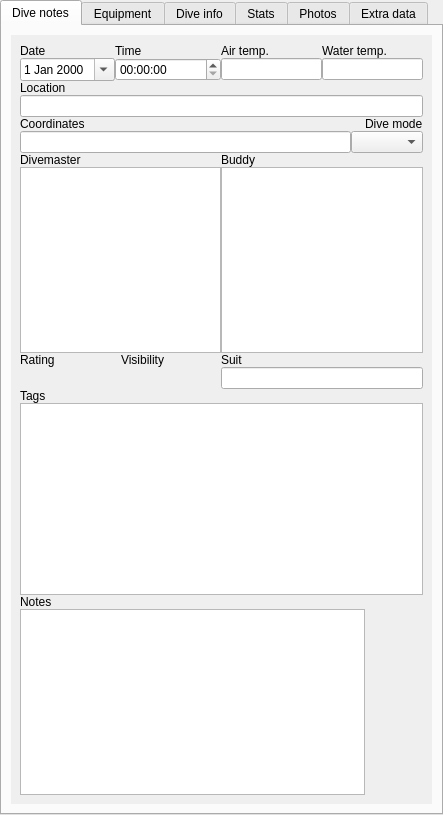
subsurface/subsurface, file qt-ui/maintab.ui: the form before one commit.
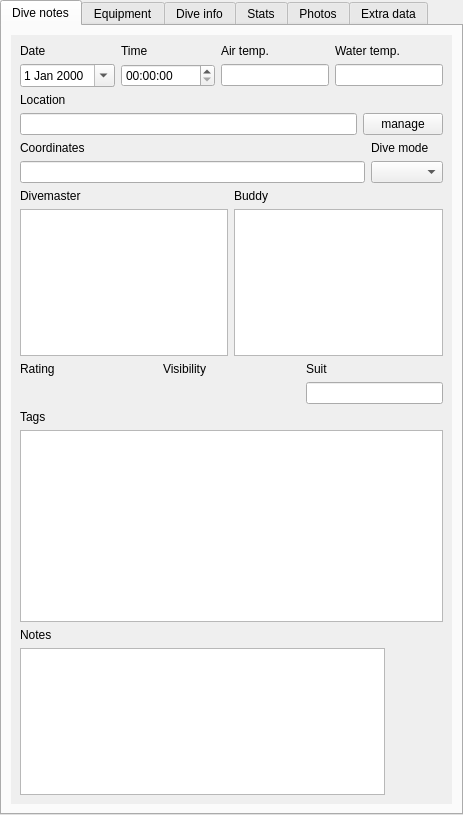
The form after the commit. Icons and pictures are not drawn. Custom widgets are drawn as their Qt base class.

Commit message:
Add a new button on the MainTab to handle management of geo locations
Just a button on the UI.
This moves the layouts around, in an attempt to make them less
obtuse.

```diff
--- a/qt-ui/maintab.ui
+++ b/qt-ui/maintab.ui
@@ -6,7 +6,7 @@
    <rect>
     <x>0</x>
     <y>0</y>
-    <width>443</width>
+    <width>463</width>
     <height>815</height>
    </rect>
   </property>
@@ -40,41 +40,13 @@
         <rect>
          <x>0</x>
          <y>0</y>
-         <width>397</width>
-         <height>744</height>
+         <width>443</width>
+         <height>758</height>
         </rect>
        </property>
-       <layout class="QGridLayout" name="diveNotesScrollAreaLayout">
-        <property name="spacing">
-         <number>0</number>
-        </property>
-        <item row="4" column="0" colspan="3">
-         <layout class="QHBoxLayout" name="horizontalLayout">
-          <property name="sizeConstraint">
-           <enum>QLayout::SetNoConstraint</enum>
-          </property>
+       <layout class="QVBoxLayout" name="verticalLayout">
           <item>
-           <widget class="QLabel" name="CoordinatedLabel">
-            <property name="sizePolicy">
-             <sizepolicy hsizetype="MinimumExpanding" vsizetype="Preferred">
-              <horstretch>0</horstretch>
-              <verstretch>0</verstretch>
-             </sizepolicy>
-            </property>
-            <property name="text">
-             <string>Coordinates</string>
-            </property>
-           </widget>
-          </item>
-          <item>
-           <widget class="QLabel" name="TypeLabel">
-            <property name="text">
-             <string>Dive mode</string>
-            </property>
-           </widget>
-          </item>
-         </layout>
-        </item>
+         <layout class="QGridLayout" name="gridLayout">
         <item row="0" column="0">
          <widget class="QLabel" name="label_2">
           <property name="text">
@@ -90,39 +62,19 @@
          </widget>
         </item>
         <item row="0" column="2">
-         <layout class="QHBoxLayout" name="temperatureLabels">
-          <property name="spacing">
-           <number>0</number>
-          </property>
-          <item>
            <widget class="QLabel" name="airTempLabel">
             <property name="text">
              <string>Air temp.</string>
             </property>
            </widget>
           </item>
-          <item>
+          <item row="0" column="3">
            <widget class="QLabel" name="waterTempLabel">
             <property name="text">
              <string>Water temp.</string>
             </property>
            </widget>
           </item>
-         </layout>
-        </item>
-        <item row="1" column="1">
-         <widget class="QTimeEdit" name="timeEdit">
-          <property name="sizePolicy">
-           <sizepolicy hsizetype="MinimumExpanding" vsizetype="Fixed">
-            <horstretch>0</horstretch>
-            <verstretch>0</verstretch>
-           </sizepolicy>
-          </property>
-          <property name="timeSpec">
-           <enum>Qt::UTC</enum>
-          </property>
-         </widget>
-        </item>
         <item row="1" column="0">
          <widget class="QDateEdit" name="dateEdit">
           <property name="calendarPopup">
@@ -133,19 +85,27 @@
           </property>
          </widget>
         </item>
+          <item row="1" column="1">
+           <widget class="QTimeEdit" name="timeEdit">
+            <property name="sizePolicy">
+             <sizepolicy hsizetype="MinimumExpanding" vsizetype="Fixed">
+              <horstretch>0</horstretch>
+              <verstretch>0</verstretch>
+             </sizepolicy>
+            </property>
+            <property name="timeSpec">
+             <enum>Qt::UTC</enum>
+            </property>
+           </widget>
+          </item>
         <item row="1" column="2">
-         <layout class="QHBoxLayout" name="airWaterTempLayout">
-          <property name="spacing">
-           <number>0</number>
-          </property>
-          <item>
            <widget class="QLineEdit" name="airtemp">
             <property name="readOnly">
              <bool>false</bool>
             </property>
            </widget>
           </item>
-          <item>
+          <item row="1" column="3">
            <widget class="QLineEdit" name="watertemp">
             <property name="readOnly">
              <bool>false</bool>
@@ -154,47 +114,100 @@
           </item>
          </layout>
         </item>
-        <item row="2" column="0">
+        <item>
          <widget class="QLabel" name="LocationLabel">
           <property name="text">
            <string>Location</string>
           </property>
          </widget>
         </item>
-        <item row="10" column="0">
+        <item>
+         <layout class="QHBoxLayout" name="horizontalLayout_2">
+          <item>
+           <widget class="QLineEdit" name="location">
+            <property name="readOnly">
+             <bool>false</bool>
+            </property>
+           </widget>
+          </item>
+          <item>
+           <widget class="QPushButton" name="pushButton">
+            <property name="text">
+             <string>manage</string>
+            </property>
+           </widget>
+          </item>
+         </layout>
+        </item>
+        <item>
+         <layout class="QGridLayout" name="gridLayout_2">
+          <item row="0" column="0">
+           <widget class="QLabel" name="CoordinatedLabel">
+            <property name="sizePolicy">
+             <sizepolicy hsizetype="MinimumExpanding" vsizetype="Preferred">
+              <horstretch>0</horstretch>
+              <verstretch>0</verstretch>
+             </sizepolicy>
+            </property>
+            <property name="text">
+             <string>Coordinates</string>
+            </property>
+           </widget>
+          </item>
+          <item row="0" column="1">
+           <widget class="QLabel" name="TypeLabel">
+            <property name="text">
+             <string>Dive mode</string>
+            </property>
+           </widget>
+          </item>
+          <item row="1" column="0">
+           <widget class="QLineEdit" name="coordinates">
+            <property name="readOnly">
+             <bool>false</bool>
+            </property>
+           </widget>
+          </item>
+          <item row="1" column="1">
+           <widget class="QComboBox" name="DiveType"/>
+          </item>
+         </layout>
+        </item>
+        <item>
+         <layout class="QGridLayout" name="gridLayout_4">
+          <item row="0" column="0">
          <widget class="QLabel" name="DivemasterLabel">
           <property name="text">
            <string>Divemaster</string>
           </property>
          </widget>
         </item>
-        <item row="10" column="2">
+          <item row="0" column="1">
          <widget class="QLabel" name="BuddyLabel">
           <property name="text">
            <string>Buddy</string>
           </property>
          </widget>
         </item>
-        <item row="11" column="0" colspan="2">
+          <item row="1" column="0">
          <widget class="TagWidget" name="divemaster">
           <property name="readOnly">
            <bool>false</bool>
           </property>
          </widget>
         </item>
-        <item row="11" column="2">
+          <item row="1" column="1">
          <widget class="TagWidget" name="buddy">
           <property name="readOnly">
            <bool>false</bool>
           </property>
          </widget>
         </item>
-        <item row="12" column="0" colspan="2">
-         <layout class="QHBoxLayout" name="ratingVisibilityLabels">
-          <property name="spacing">
-           <number>0</number>
-          </property>
+         </layout>
+        </item>
           <item>
+         <layout class="QGridLayout" name="gridLayout_3">
+          <item row="0" column="0">
            <widget class="QLabel" name="RatingLabel">
             <property name="sizePolicy">
              <sizepolicy hsizetype="MinimumExpanding" vsizetype="Preferred">
@@ -207,7 +220,7 @@
             </property>
            </widget>
           </item>
-          <item>
+          <item row="0" column="1">
            <widget class="QLabel" name="visibilityLabel">
             <property name="sizePolicy">
              <sizepolicy hsizetype="MinimumExpanding" vsizetype="Preferred">
@@ -220,28 +233,14 @@
             </property>
            </widget>
           </item>
-         </layout>
-        </item>
-        <item row="12" column="2">
+          <item row="0" column="2">
          <widget class="QLabel" name="SuitLabel">
           <property name="text">
            <string>Suit</string>
           </property>
          </widget>
         </item>
-        <item row="13" column="2">
-         <widget class="QLineEdit" name="suit">
-          <property name="readOnly">
-           <bool>false</bool>
-          </property>
-         </widget>
-        </item>
-        <item row="13" column="0" colspan="2">
-         <layout class="QHBoxLayout" name="ratingVisibilityWidgets">
-          <property name="spacing">
-           <number>0</number>
-          </property>
-          <item>
+          <item row="1" column="0">
            <widget class="StarWidget" name="rating" native="true">
             <property name="sizePolicy">
              <sizepolicy hsizetype="MinimumExpanding" vsizetype="Preferred">
@@ -254,7 +253,7 @@
             </property>
            </widget>
           </item>
-          <item>
+          <item row="1" column="1">
            <widget class="StarWidget" name="visibility" native="true">
             <property name="sizePolicy">
              <sizepolicy hsizetype="MinimumExpanding" vsizetype="Preferred">
@@ -267,23 +266,23 @@
             </property>
            </widget>
           </item>
+          <item row="1" column="2">
+           <widget class="QLineEdit" name="suit">
+            <property name="readOnly">
+             <bool>false</bool>
+            </property>
+           </widget>
+          </item>
          </layout>
         </item>
-        <item row="14" column="0">
+        <item>
          <widget class="QLabel" name="TagLabel">
           <property name="text">
            <string>Tags</string>
           </property>
          </widget>
         </item>
-        <item row="16" column="0">
-         <widget class="QLabel" name="NotesLabel">
-          <property name="text">
-           <string>Notes</string>
-          </property>
-         </widget>
-        </item>
-        <item row="15" column="0" colspan="3">
+        <item>
          <widget class="TagWidget" name="tagWidget">
           <property name="sizePolicy">
            <sizepolicy hsizetype="Expanding" vsizetype="Fixed">
@@ -308,14 +307,14 @@
           </property>
          </widget>
         </item>
-        <item row="3" column="0" colspan="3">
-         <widget class="QLineEdit" name="location">
-          <property name="readOnly">
-           <bool>false</bool>
+        <item>
+         <widget class="QLabel" name="NotesLabel">
+          <property name="text">
+           <string>Notes</string>
           </property>
          </widget>
         </item>
-        <item row="17" column="0" colspan="3">
+        <item>
          <layout class="QHBoxLayout" name="notesAndSocialNetworksLayout">
           <property name="spacing">
            <number>0</number>
@@ -371,20 +370,6 @@
           </item>
          </layout>
         </item>
-        <item row="7" column="0" colspan="3">
-         <layout class="QHBoxLayout" name="coordinatesDiveTypeLayout">
-          <item>
-           <widget class="QLineEdit" name="coordinates">
-            <property name="readOnly">
-             <bool>false</bool>
-            </property>
-           </widget>
-          </item>
-          <item>
-           <widget class="QComboBox" name="DiveType"/>
-          </item>
-         </layout>
-        </item>
        </layout>
       </widget>
      </widget>
```
Left out of the diff: 12 changed lines with no effect on the pictures. Lines whose indentation alone changed are shown as unchanged.
